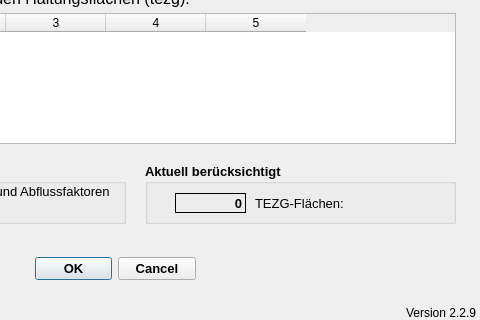
Above: qkan/createunbeffl/application_dialog_base.ui from hoettges/QKan before the change; both pictures show x 215 to 695 and y 127 to 447 of the 695 by 447 pixel window. Below: the same form after it.
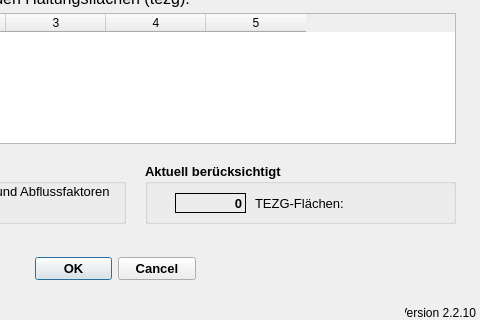
That is the form after the change.

Diff of the .ui file:
```diff
--- a/qkan/createunbeffl/application_dialog_base.ui
+++ b/qkan/createunbeffl/application_dialog_base.ui
@@ -139,7 +139,7 @@
     <string>Version QKan Import</string>
    </property>
    <property name="text">
-    <string>Version 2.2.9</string>
+    <string>Version 2.2.10</string>
    </property>
    <property name="alignment">
     <set>Qt::AlignRight|Qt::AlignTrailing|Qt::AlignVCenter</set>
```
